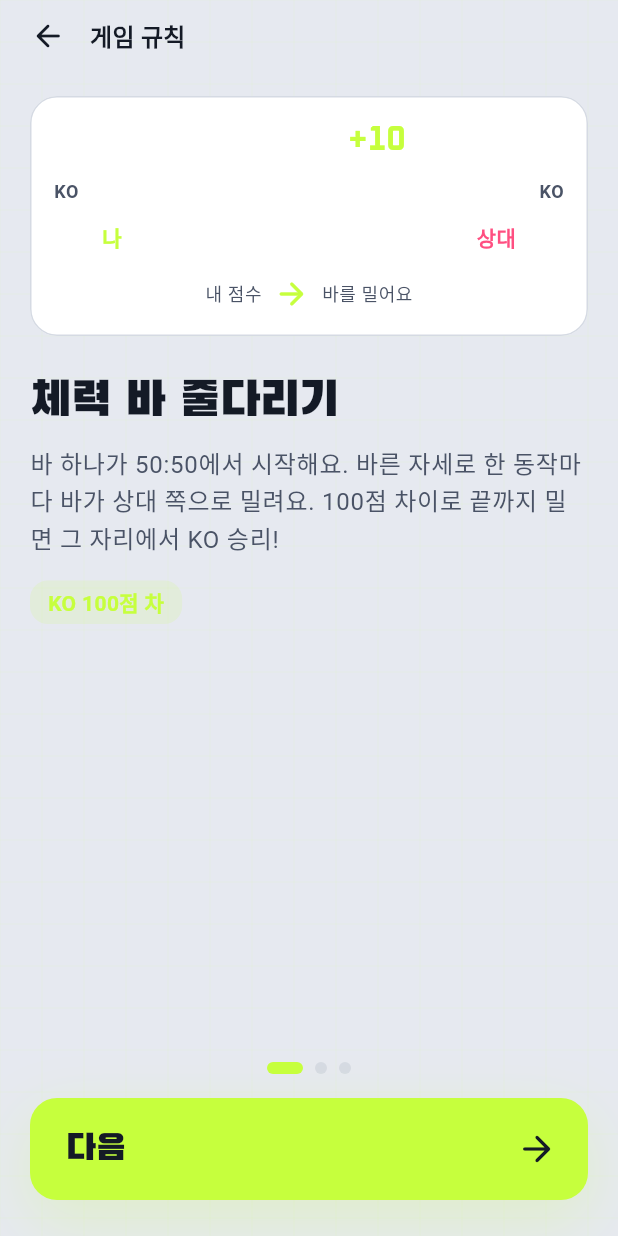
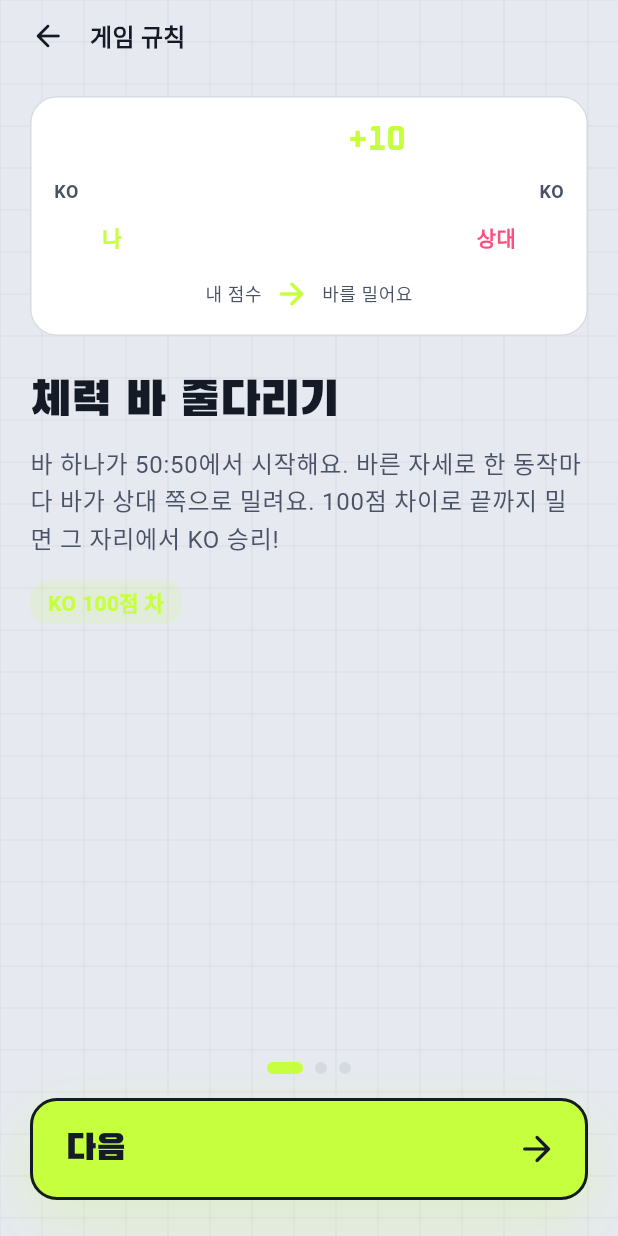
Before and after one commit to snuhcs-course/swpp-2026-project-team-04, a Flutter app: the HelpScreen screen opened by its route, on a phone screen of 412 x 824 dp. Run offline on Flutter 3.47's test engine with Material 3 defaults, Android fonts, the phone set to English and light mode, and no system bars; our stand-ins replace camera, fl_chart, flutter_secure_storage, permission_handler, webview_flutter; missing offline and left inert: google_mlkit_pose_detection; accounts and stored records are empty; Roboto replaces fonts that are missing (IBMPlexSansKR).

Commit message:
feat(theme): apply the highlighter palette to the lobby screens
Lime, pink and amber text was hard to read on the light theme. In the
highlighter palette those colors only fill backgrounds, bars, bands and
chips; text on a light ground is ink, lines and icons are gray or ink,
and a mark told apart by color is a colored fill with an ink edge.

- add AppHighlight (band, slant, chip, swatch, marked) and AppColors.line
  so other screens can follow the same rules
- drop accentText, opponentText and warningText; onInk stays for white
  text on the dark AI 1v1 start button, as designed
- give AccentButton a 2 px ink edge so its shape shows on the light
  ground (login, sign-up, rules and match-found screens)
- profile mark, unsent note, arrow chips, level bars, record badges and
  feedback lines use color fills with ink text and icons
- spinners, plain text buttons, the text cursor and radios are ink, and
  field errors are ink on an amber band

````diff
--- a/gymrats_app/lib/screens/play_screen.dart
+++ b/gymrats_app/lib/screens/play_screen.dart
@@ -191,10 +191,7 @@ class _PlayAgain extends StatelessWidget {
                     ],
                   ),
                 ),
-                const Icon(
-                  Icons.chevron_right_rounded,
-                  color: AppColors.textSecondary,
-                ),
+                const Icon(Icons.chevron_right_rounded, color: AppColors.line),
               ],
             ),
           ),
--- a/gymrats_app/lib/screens/settings_screen.dart
+++ b/gymrats_app/lib/screens/settings_screen.dart
@@ -66,7 +66,7 @@ class SettingsScreen extends StatelessWidget {
                   Navigator.pushNamed(context, GymRatsApp.profileRoute),
               end: const Icon(
                 Icons.chevron_right_rounded,
-                color: AppColors.textSecondary,
+                color: AppColors.line,
               ),
             ),
           ],
@@ -80,7 +80,7 @@ class SettingsScreen extends StatelessWidget {
               onTap: () => Navigator.pushNamed(context, GymRatsApp.helpRoute),
               end: const Icon(
                 Icons.chevron_right_rounded,
-                color: AppColors.textSecondary,
+                color: AppColors.line,
               ),
             ),
           ],
--- a/gymrats_app/lib/theme/app_theme.dart
+++ b/gymrats_app/lib/theme/app_theme.dart
@@ -1,6 +1,17 @@
+import 'dart:math' as math;
+
 import 'package:flutter/material.dart';
 
-/// Colors from the design prototype, light since the 2026-11-07 kickoff.
+/// Colors from the design prototype, light since the 2026-11-07 kickoff,
+/// used as palette B ("형광펜", 2026-11-08):
+/// - text is always ink: [textPrimary], or [textSecondary] / [textMuted]
+///   for quieter lines, also on a color; the one exception is a dark fill
+///   such as [ink], which takes white text ([onInk]) and may take a lime
+///   icon;
+/// - lime, pink, amber, cyan and red only fill: backgrounds, buttons, bars,
+///   bands and chips, with ink text on them ([AppHighlight]);
+/// - lines, icons and outlines that are not text are [line] or [ink]; a
+///   mark told apart by its color is a colored fill with an ink edge.
 /// Screens use these, never raw values.
 abstract final class AppColors {
   /// The light gray ground of every screen.
@@ -19,29 +30,29 @@ abstract final class AppColors {
   /// Tags and hints; still readable on [background] and [card].
   static const textMuted = Color(0xFF586073);
 
-  /// Lime. The main accent, also used for the player.
+  /// Lime fill: the main accent and the player. Never a text color.
   static const accent = Color(0xFFC6FF3D);
 
-  /// Pink, for the opponent.
+  /// Pink fill: the opponent and the AI. Never a text color.
   static const opponent = Color(0xFFFF4F81);
 
-  /// Amber, for warnings:
+  /// Amber fill behind ink text, for warnings:
   /// - invalid reps: the "not counted" popup in the battle and the invalid
   ///   count on the result screen
   /// - the "needs improvement" posture label
   /// - the battle timer during its last 5 seconds
   static const warning = Color(0xFFFFB547);
 
-  /// Cyan, for fever time in the battle: the clock and the time bar until
-  /// their last 5 seconds, and the fever chip.
+  /// Cyan fill for fever time in the battle: behind the clock, the time bar
+  /// until its last 5 seconds, and the fever chip.
   static const fever = Color(0xFF3DE8FF);
 
-  /// Red, only for the battle's danger edge and its icon on the rules screen:
-  /// the user is about to lose. Every other problem is [warning].
+  /// Red fill, only for the battle's danger edge and its mark on the rules
+  /// screen: the user is about to lose. Every other problem is [warning].
   static const danger = Color(0xFFFF3B30);
 
-  /// Near-black of the game-style screens: the chips that carry a lime or
-  /// pink icon, the 대결 시작 button, and drawings on a lime or pink band.
+  /// Near-black of the game-style screens: edges and icons on a color fill,
+  /// the 대결 시작 button, and drawings on a lime or pink band.
   static const ink = Color(0xFF141A26);
 
   /// A shade deeper than [accent] and [opponent], for the slanted half of
@@ -55,17 +66,16 @@ abstract final class AppColors {
   static const facetLight = Color(0xFFEEF0F5);
   static const facetDark = Color(0xFFDCE0E8);
 
-  /// [accent], [opponent] and [warning] are too light for text on a light
-  /// screen: these are the design's darker versions for text and thin
-  /// lines (4.5:1 or more on [background] and [card]).
-  static const accentText = Color(0xFF3F6A00);
-  static const opponentText = Color(0xFFC4134F);
-  static const warningText = Color(0xFF8A4D00);
+  /// Lines, icons, rings and outlines that are not text: the radar's
+  /// circles, avatar rings, chevrons (3:1 or more on [background] and
+  /// [card]).
+  static const line = Color(0xFF586073);
 
   /// Behind a chosen option, with an [ink] edge.
   static const selectedFill = Color(0xFFF6FFE6);
 
-  /// Text on an [ink] button.
+  /// Text on an [ink] fill, such as the 대결 시작 button: the one exception
+  /// to ink text, since a dark fill needs light text (palette B).
   static const onInk = Color(0xFFFFFFFF);
 }
 
@@ -221,6 +231,75 @@ abstract final class AppRadius {
 
   /// Dialogs, bottom sheets, the top corners of a bottom panel.
   static const double sheet = 24;
+
+  /// Tiny color marks: [AppHighlight.swatch].
+  static const double mark = 3;
+}
+
+/// Palette B's highlighter: color never carries text. It sits behind ink
+/// text like a marker, or marks ink text as a small swatch. Screens take
+/// these as they are. WIN, for example:
+///
+/// ```dart
+/// Transform(
+///   transform: AppHighlight.slant,
+///   alignment: Alignment.center,
+///   child: DecoratedBox(
+///     decoration: AppHighlight.band(AppColors.accent),
+///     child: Padding(
+///       padding: AppHighlight.bandPadding,
+///       child: Text('WIN', style: style.copyWith(color: AppColors.ink)),
+///     ),
+///   ),
+/// )
+/// ```
+abstract final class AppHighlight {
+  /// A flat band of [color] behind ink text: WIN on lime, LOSE on pink, a
+  /// number or a word to stand out.
+  static BoxDecoration band(Color color) => BoxDecoration(color: color);
+
+  /// The room around the text on a [band].
+  static const bandPadding = EdgeInsets.symmetric(
+    horizontal: AppSpacing.s8,
+    vertical: AppSpacing.s4,
+  );
+
+  /// The marker's slant, as the design draws WIN and LOSE. A new matrix each
+  /// time, so no one changes another's.
+  static Matrix4 get slant => Matrix4.skewX(-10 * math.pi / 180);
+
+  /// A soft pill of [color] behind ink text, for chips: points (lime),
+  /// fever (cyan), warnings (amber), danger (red). [strength] is how much of
+  /// the color shows; the design uses 0.75 for lime, 0.6 for amber, 0.45 for
+  /// cyan and 0.35 for red. Ink text reads on any of them.
+  static ShapeDecoration chip(Color color, {double strength = 0.6}) =>
+      ShapeDecoration(
+        color: color.withValues(alpha: strength),
+        shape: const StadiumBorder(),
+      );
+
+  /// The room around the text on a [chip].
+  static const chipPadding = EdgeInsets.symmetric(
+    horizontal: AppSpacing.s8,
+    vertical: AppSpacing.s4,
+  );
+
+  /// A small square of [color] with an ink edge, beside the ink text it
+  /// marks, e.g. "나" with lime and "상대" with pink. Make it [swatchSize]
+  /// square.
+  static BoxDecoration swatch(Color color) => BoxDecoration(
+    color: color,
+    borderRadius: const BorderRadius.all(Radius.circular(AppRadius.mark)),
+    border: Border.all(color: AppColors.ink, width: _swatchEdge),
+  );
+
+  static const double swatchSize = 10;
+  static const _swatchEdge = 1.5;
+
+  /// [style] in ink with a band of [color] right behind the letters, for a
+  /// marked word inside a line of text.
+  static TextStyle marked(TextStyle style, Color color) =>
+      style.copyWith(color: AppColors.ink, backgroundColor: color);
 }
 
 /// Builds the app's [ThemeData] from [AppColors] and [AppFonts].
@@ -320,8 +399,9 @@ abstract final class AppTheme {
   }
 
   /// Text fields: a card-colored box with radius [AppRadius.small], an ink
-  /// outline while focused (as the design's fields), and dark amber for
-  /// errors (2.5.2: every problem is amber).
+  /// outline while focused or wrong (as the design's fields), and an error
+  /// line in ink on an amber band (2.5.2: every problem is amber; palette B:
+  /// the amber sits behind the text).
   static InputDecorationTheme _inputTheme(TextTheme text) {
     OutlineInputBorder outline(Color color, [double width = 1]) =>
         OutlineInputBorder(
@@ -339,13 +419,15 @@ abstract final class AppTheme {
       floatingLabelStyle: text.bodyMedium?.copyWith(
         color: AppColors.textPrimary,
       ),
-      errorStyle: text.bodyMedium?.copyWith(color: AppColors.warningText),
+      errorStyle: text.bodyMedium == null
+          ? null
+          : AppHighlight.marked(text.bodyMedium!, AppColors.warning),
       errorMaxLines: 2,
       border: outline(AppColors.border),
       enabledBorder: outline(AppColors.border),
       focusedBorder: outline(AppColors.ink, 2),
-      errorBorder: outline(AppColors.warningText),
-      focusedErrorBorder: outline(AppColors.warningText, 2),
+      errorBorder: outline(AppColors.ink),
+      focusedErrorBorder: outline(AppColors.ink, 2),
     );
   }
 
--- a/gymrats_app/lib/widgets/accent_button.dart
+++ b/gymrats_app/lib/widgets/accent_button.dart
@@ -20,6 +20,7 @@ class AccentButton extends StatelessWidget {
   final VoidCallback onPressed;
 
   static const _radius = BorderRadius.all(Radius.circular(AppTheme.cardRadius));
+  static const _edge = 2.0;
 
   @override
   Widget build(BuildContext context) {
@@ -40,7 +41,12 @@ class AccentButton extends StatelessWidget {
         onPressed: onPressed,
         style: FilledButton.styleFrom(
           padding: const EdgeInsets.fromLTRB(24, 18, 20, 18),
-          shape: const RoundedRectangleBorder(borderRadius: _radius),
+          // An ink edge so the lime shows against the light screen
+          // (palette B).
+          shape: const RoundedRectangleBorder(
+            borderRadius: _radius,
+            side: BorderSide(color: AppColors.ink, width: _edge),
+          ),
         ),
         child: Row(
           children: [
--- a/gymrats_app/lib/widgets/grid_background.dart
+++ b/gymrats_app/lib/widgets/grid_background.dart
@@ -2,7 +2,7 @@ import 'package:flutter/material.dart';
 
 import '../theme/app_theme.dart';
 
-/// Faint lime grid behind a screen, as in the prototype.
+/// Faint gray grid behind a screen (palette B: lines are gray or ink).
 ///
 /// Wrap a Scaffold body with it. The grid stays still while [child] scrolls.
 class GridBackground extends StatelessWidget {
@@ -24,7 +24,7 @@ class _GridPainter extends CustomPainter {
   @override
   void paint(Canvas canvas, Size size) {
     final paint = Paint()
-      ..color = AppColors.accent.withValues(alpha: 0.035)
+      ..color = AppColors.line.withValues(alpha: 0.06)
       ..strokeWidth = 1;
     for (var x = 0.0; x <= size.width; x += _spacing) {
       canvas.drawLine(Offset(x, 0), Offset(x, size.height), paint);
````
Also changed, not shown: gymrats_app/lib/screens/ai_setup_screen.dart (+16 -6 lines), gymrats_app/lib/screens/home_screen.dart (+26 -9 lines), gymrats_app/lib/widgets/lobby_parts.dart (+10 -6 lines), gymrats_app/lib/widgets/match_record_card.dart (+35 -21 lines), 7 other files.
